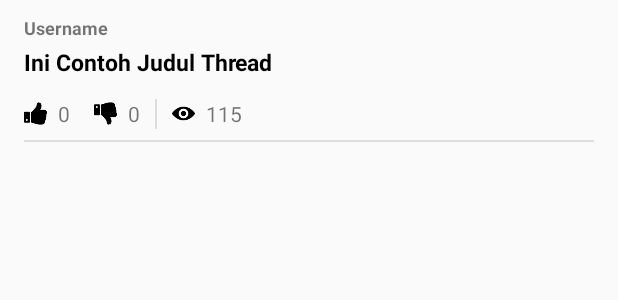
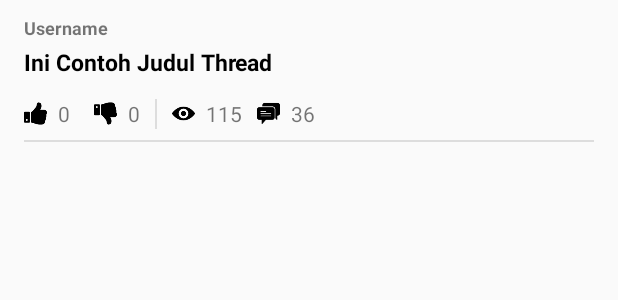
Before and after one commit to geryakbarf/RakitYuk, an Android app: the layout adapter_forum.xml on its own in the app's theme, with its tools: preview values and no code run, on a phone screen of 412 x 824 dp. Shown: the top 300 px of the screen. Run offline under Robolectric (Android 15) with nearby library versions, the phone set to English and light mode, and no system bars; network calls fail.

Commit message:
Update Create Thread Read Thread

```diff
--- a/app/build.gradle
+++ b/app/build.gradle
@@ -54,4 +54,5 @@ dependencies {
     implementation 'com.synnapps:carouselview:0.1.4'
     implementation 'com.github.bluejamesbond:textjustify-android:2.1.6'
     implementation 'jp.wasabeef:richeditor-android:1.2.2'
+    implementation 'com.android.volley:volley:1.1.1'
 }
--- a/app/src/main/java/xyz/geryakbarf/rakityuk/ui/BuatThreadActivity.kt
+++ b/app/src/main/java/xyz/geryakbarf/rakityuk/ui/BuatThreadActivity.kt
@@ -1,6 +1,7 @@
 package xyz.geryakbarf.rakityuk.ui
 
 import android.app.ProgressDialog
+import android.content.Intent
 import android.os.Bundle
 import android.text.TextUtils
 import android.view.View
@@ -76,8 +77,11 @@ class BuatThreadActivity : AppCompatActivity(), View.OnClickListener {
                     Toast.makeText(applicationContext, response.body()!!.pesan, Toast.LENGTH_SHORT)
                         .show()
                     progressDialog.dismiss()
+                    val intent = Intent(applicationContext, MenuActivity::class.java)
+                    intent.addFlags(Intent.FLAG_ACTIVITY_CLEAR_TOP or Intent.FLAG_ACTIVITY_CLEAR_TASK)
+                    startActivity(intent)
                     finish()
-                    onBackPressed()
+
                 } else {
                     Toast.makeText(applicationContext, response.body()!!.pesan, Toast.LENGTH_SHORT)
                         .show()
--- a/app/src/main/java/xyz/geryakbarf/rakityuk/utils/Server.kt
+++ b/app/src/main/java/xyz/geryakbarf/rakityuk/utils/Server.kt
@@ -3,6 +3,6 @@ package xyz.geryakbarf.rakityuk.utils
 class Server {
 
     companion object {
-        val url = "https://geryakbarf.000webhostapp.com/"
+        const val url = "https://geryakbarf.000webhostapp.com/"
     }
 }
--- a/app/src/main/res/layout/adapter_forum.xml
+++ b/app/src/main/res/layout/adapter_forum.xml
@@ -6,7 +6,7 @@
     android:layout_marginBottom="8dp">
 
     <TextView
-        android:id="@+id/textView6"
+        android:id="@+id/txtUsername"
         android:layout_width="wrap_content"
         android:layout_height="wrap_content"
         android:layout_marginStart="16dp"
@@ -18,7 +18,7 @@
         app:layout_constraintTop_toTopOf="parent" />
 
     <TextView
-        android:id="@+id/textView7"
+        android:id="@+id/txtJudulThread"
         android:layout_width="wrap_content"
         android:layout_height="wrap_content"
         android:layout_marginStart="16dp"
@@ -28,7 +28,7 @@
         android:textSize="15sp"
         android:textStyle="bold"
         app:layout_constraintStart_toStartOf="parent"
-        app:layout_constraintTop_toBottomOf="@+id/textView6" />
+        app:layout_constraintTop_toBottomOf="@+id/txtUsername" />
 
     <ImageView
         android:id="@+id/imageView2"
@@ -38,17 +38,17 @@
         android:layout_marginTop="16dp"
         android:src="@drawable/up"
         app:layout_constraintStart_toStartOf="parent"
-        app:layout_constraintTop_toBottomOf="@+id/textView7" />
+        app:layout_constraintTop_toBottomOf="@+id/txtJudulThread" />
 
     <TextView
-        android:id="@+id/textView8"
+        android:id="@+id/txtJumlahUp"
         android:layout_width="wrap_content"
         android:layout_height="wrap_content"
         android:layout_marginStart="7dp"
         android:layout_marginTop="14dp"
         android:text="0"
         app:layout_constraintStart_toEndOf="@+id/imageView2"
-        app:layout_constraintTop_toBottomOf="@+id/textView7" />
+        app:layout_constraintTop_toBottomOf="@+id/txtJudulThread" />
 
     <ImageView
         android:id="@+id/imageView3"
@@ -57,18 +57,18 @@
         android:layout_marginStart="16dp"
         android:layout_marginTop="16dp"
         android:src="@drawable/down"
-        app:layout_constraintStart_toEndOf="@+id/textView8"
-        app:layout_constraintTop_toBottomOf="@+id/textView7" />
+        app:layout_constraintStart_toEndOf="@+id/txtJumlahUp"
+        app:layout_constraintTop_toBottomOf="@+id/txtJudulThread" />
 
     <TextView
-        android:id="@+id/textView9"
+        android:id="@+id/txtJumlahDown"
         android:layout_width="wrap_content"
         android:layout_height="wrap_content"
         android:layout_marginStart="7dp"
         android:layout_marginTop="14dp"
         android:text="0"
         app:layout_constraintStart_toEndOf="@+id/imageView3"
-        app:layout_constraintTop_toBottomOf="@+id/textView7" />
+        app:layout_constraintTop_toBottomOf="@+id/txtJudulThread" />
 
     <View
         android:id="@+id/view"
@@ -77,8 +77,8 @@
         android:layout_marginStart="10dp"
         android:layout_marginTop="14dp"
         android:background="#dddddd"
-        app:layout_constraintStart_toEndOf="@+id/textView9"
-        app:layout_constraintTop_toBottomOf="@+id/textView7" />
+        app:layout_constraintStart_toEndOf="@+id/txtJumlahDown"
+        app:layout_constraintTop_toBottomOf="@+id/txtJudulThread" />
 
     <View
         android:layout_width="match_parent"
@@ -99,15 +99,36 @@
         android:layout_marginTop="16dp"
         android:src="@drawable/view"
         app:layout_constraintStart_toEndOf="@+id/view"
-        app:layout_constraintTop_toBottomOf="@+id/textView7" />
+        app:layout_constraintTop_toBottomOf="@+id/txtJudulThread" />
 
     <TextView
+        android:id="@+id/txtJumlahViews"
         android:layout_width="wrap_content"
         android:layout_height="wrap_content"
         android:layout_marginStart="7dp"
         android:layout_marginTop="14dp"
         android:text="115"
         app:layout_constraintStart_toEndOf="@+id/imageView4"
-        app:layout_constraintTop_toBottomOf="@+id/textView7" />
+        app:layout_constraintTop_toBottomOf="@+id/txtJudulThread" />
+
+    <ImageView
+        android:id="@+id/imageView5"
+        android:layout_width="15dp"
+        android:layout_height="15dp"
+        android:layout_marginStart="10dp"
+        android:layout_marginTop="16dp"
+        android:src="@drawable/comment"
+        app:layout_constraintStart_toEndOf="@+id/txtJumlahViews"
+        app:layout_constraintTop_toBottomOf="@+id/txtJudulThread" />
+
+    <TextView
+        android:id="@+id/txtJumlahComment"
+        android:layout_width="wrap_content"
+        android:layout_height="wrap_content"
+        android:layout_marginStart="7dp"
+        android:layout_marginTop="14dp"
+        android:text="36"
+        app:layout_constraintStart_toEndOf="@+id/imageView5"
+        app:layout_constraintTop_toBottomOf="@+id/txtJudulThread" />
 
 </androidx.constraintlayout.widget.ConstraintLayout>
```
Also changed, not shown: app/src/main/java/xyz/geryakbarf/rakityuk/adapter/AdapterForum.kt (added, +49 -0 lines), app/src/main/java/xyz/geryakbarf/rakityuk/models/ForumModels.kt (added, +11 -0 lines), app/src/main/java/xyz/geryakbarf/rakityuk/ui/fragment/DiskusiFragment.kt (+102 -1 lines), app/src/main/res/layout/fragment_diskusi.xml (+10 -3 lines), app/src/main/res/drawable/comment.png (added).
